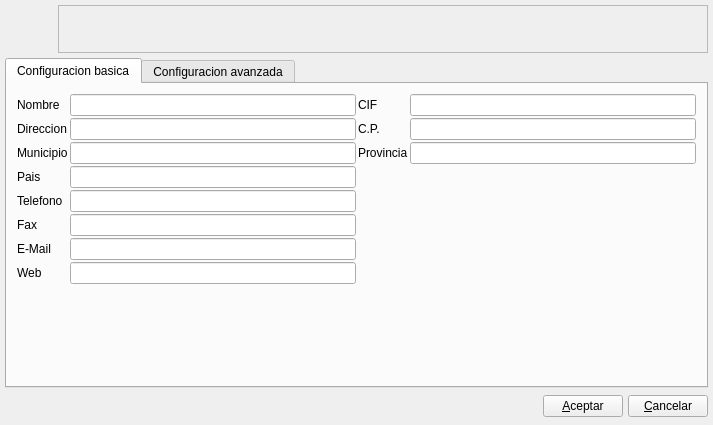
First picture: the form in bulmages/bulmafact/src/bfconfiguracionbase.ui, repository eboladev/Bulmages-1, before the edit.
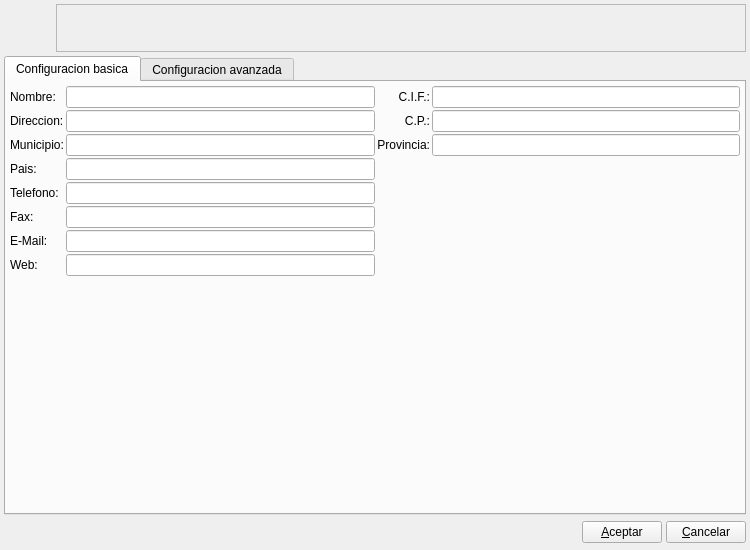
Second picture: the form after the edit. Icons and pictures are not drawn. Custom widgets are drawn as their Qt base class.

The edit to the form file:
```diff
--- a/bulmages/bulmafact/src/bfconfiguracionbase.ui
+++ b/bulmages/bulmafact/src/bfconfiguracionbase.ui
@@ -7,20 +7,20 @@
    <rect>
     <x>0</x>
     <y>0</y>
-    <width>713</width>
-    <height>425</height>
+    <width>750</width>
+    <height>550</height>
    </rect>
   </property>
   <property name="minimumSize">
    <size>
-    <width>713</width>
-    <height>425</height>
+    <width>750</width>
+    <height>550</height>
    </size>
   </property>
   <property name="maximumSize">
    <size>
-    <width>713</width>
-    <height>425</height>
+    <width>750</width>
+    <height>550</height>
    </size>
   </property>
   <property name="windowTitle">
@@ -32,15 +32,15 @@
   </property>
   <layout class="QGridLayout">
    <property name="margin">
-    <number>5</number>
+    <number>4</number>
    </property>
    <property name="spacing">
-    <number>5</number>
+    <number>4</number>
    </property>
    <item row="2" column="0">
     <layout class="QHBoxLayout" name="_2">
      <property name="spacing">
-      <number>5</number>
+      <number>4</number>
      </property>
      <property name="margin">
       <number>0</number>
@@ -77,7 +77,7 @@
    <item row="0" column="0">
     <layout class="QHBoxLayout" name="_3">
      <property name="spacing">
-      <number>5</number>
+      <number>4</number>
      </property>
      <property name="margin">
       <number>0</number>
@@ -136,12 +136,12 @@
       </attribute>
       <layout class="QGridLayout" name="gridLayout_2">
        <property name="margin">
-        <number>10</number>
+        <number>4</number>
        </property>
        <item row="0" column="0">
         <widget class="QLabel" name="label_2">
          <property name="text">
-          <string>Nombre</string>
+          <string>Nombre:</string>
          </property>
          <property name="buddy">
           <cstring>m_nombre</cstring>
@@ -154,7 +154,10 @@
        <item row="0" column="2">
         <widget class="QLabel" name="label_4">
          <property name="text">
-          <string>CIF</string>
+          <string>C.I.F.:</string>
+         </property>
+         <property name="alignment">
+          <set>Qt::AlignRight|Qt::AlignTrailing|Qt::AlignVCenter</set>
          </property>
          <property name="buddy">
           <cstring>m_cif</cstring>
@@ -167,7 +170,7 @@
        <item row="1" column="0">
         <widget class="QLabel" name="label_3">
          <property name="text">
-          <string>Direccion</string>
+          <string>Direccion:</string>
          </property>
          <property name="buddy">
           <cstring>m_direccion</cstring>
@@ -180,7 +183,10 @@
        <item row="1" column="2">
         <widget class="QLabel" name="label_6">
          <property name="text">
-          <string>C.P.</string>
+          <string>C.P.:</string>
+         </property>
+         <property name="alignment">
+          <set>Qt::AlignRight|Qt::AlignTrailing|Qt::AlignVCenter</set>
          </property>
          <property name="buddy">
           <cstring>m_cp</cstring>
@@ -193,7 +199,7 @@
        <item row="2" column="0">
         <widget class="QLabel" name="label_5">
          <property name="text">
-          <string>Municipio</string>
+          <string>Municipio:</string>
          </property>
          <property name="buddy">
           <cstring>m_municipio</cstring>
@@ -206,7 +212,10 @@
        <item row="2" column="2">
         <widget class="QLabel" name="label_10">
          <property name="text">
-          <string>Provincia</string>
+          <string>Provincia:</string>
+         </property>
+         <property name="alignment">
+          <set>Qt::AlignRight|Qt::AlignTrailing|Qt::AlignVCenter</set>
          </property>
          <property name="buddy">
           <cstring>m_provincia</cstring>
@@ -219,7 +228,7 @@
        <item row="3" column="0">
         <widget class="QLabel" name="label_11">
          <property name="text">
-          <string>Pais</string>
+          <string>Pais:</string>
          </property>
          <property name="buddy">
           <cstring>m_pais</cstring>
@@ -232,7 +241,7 @@
        <item row="4" column="0">
         <widget class="QLabel" name="label_7">
          <property name="text">
-          <string>Telefono</string>
+          <string>Telefono:</string>
          </property>
          <property name="buddy">
           <cstring>m_telefono</cstring>
@@ -245,7 +254,7 @@
        <item row="5" column="0">
         <widget class="QLabel" name="label_8">
          <property name="text">
-          <string>Fax</string>
+          <string>Fax:</string>
          </property>
          <property name="buddy">
           <cstring>m_fax</cstring>
@@ -258,7 +267,7 @@
        <item row="6" column="0">
         <widget class="QLabel" name="label_9">
          <property name="text">
-          <string>E-Mail</string>
+          <string>E-Mail:</string>
          </property>
          <property name="buddy">
           <cstring>m_mail</cstring>
@@ -271,7 +280,7 @@
        <item row="7" column="0">
         <widget class="QLabel" name="label_12">
          <property name="text">
-          <string>Web</string>
+          <string>Web:</string>
          </property>
          <property name="buddy">
           <cstring>m_web</cstring>
```
Left out of the diff: 2 changed lines with no effect on the pictures.
